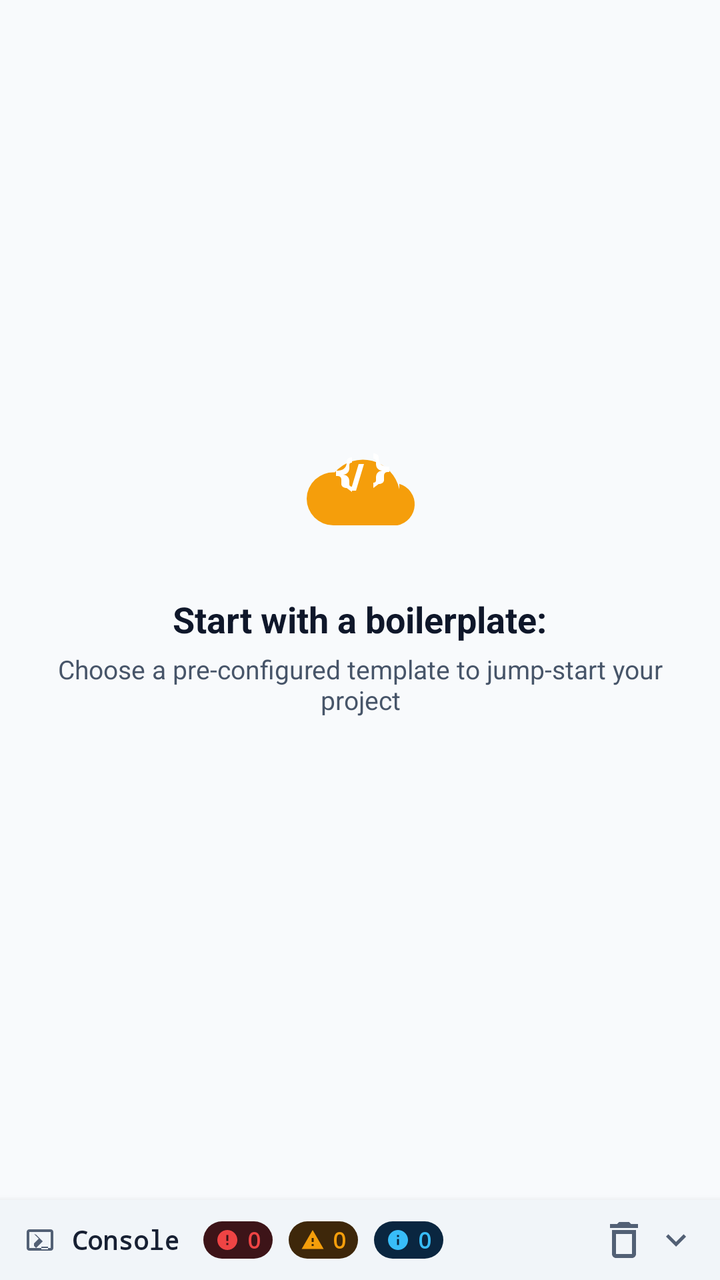
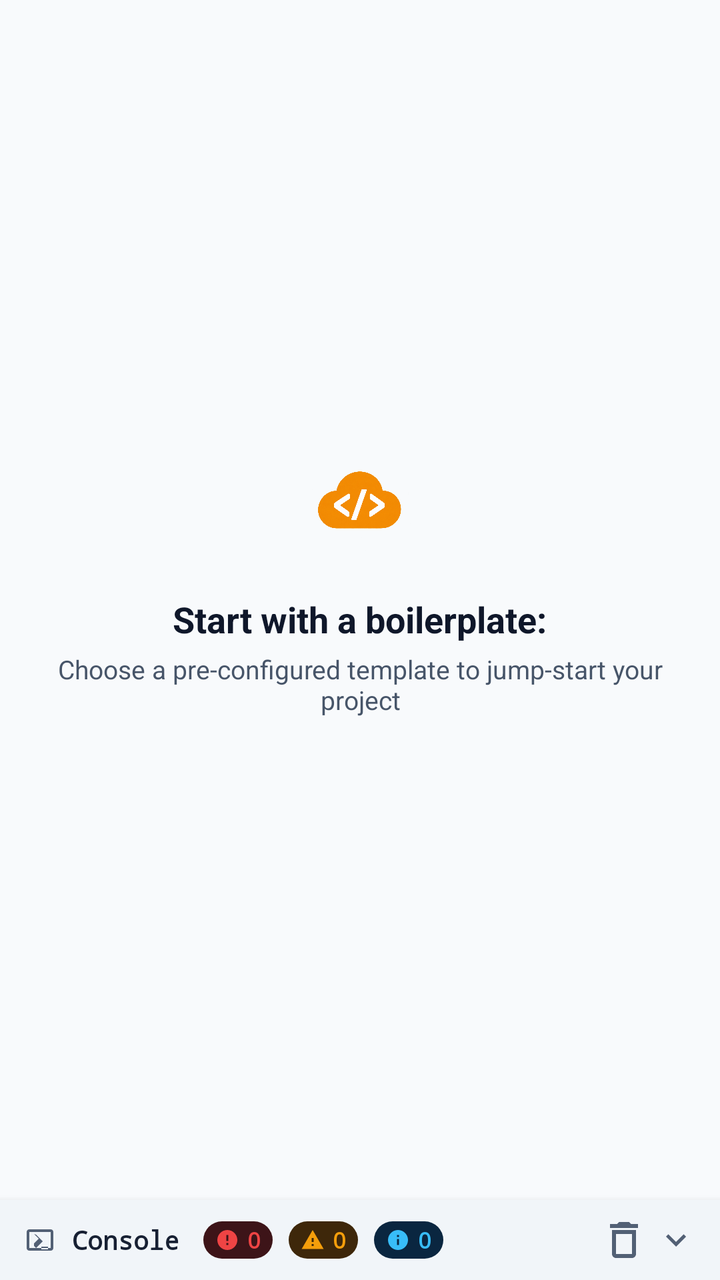

Before-and-after screenshots of an Android layout around one commit, followed by the original layout XML and the change that was made.
<!-- AndroidManifest.xml: application theme Theme.EasyCode -->
<!-- res/layout/fragment_result.xml -->
<?xml version="1.0" encoding="utf-8"?>
<RelativeLayout xmlns:android="http://schemas.android.com/apk/res/android"
    xmlns:app="http://schemas.android.com/apk/res-auto"
    android:layout_width="match_parent"
    android:layout_height="match_parent"
    android:background="@color/background">

    
    <WebView
        android:id="@+id/wv_result"
        android:layout_width="match_parent"
        android:layout_height="match_parent"
        android:layout_above="@id/console_container" />

    
    <ProgressBar
        android:id="@+id/progress_loading"
        style="?android:attr/progressBarStyleHorizontal"
        android:layout_width="match_parent"
        android:layout_height="3dp"
        android:layout_alignParentTop="true"
        android:indeterminate="true"
        android:visibility="gone" />

    
    <androidx.core.widget.NestedScrollView
        android:id="@+id/layout_empty_state"
        android:layout_width="match_parent"
        android:layout_height="match_parent"
        android:layout_above="@id/console_container"
        android:background="?android:attr/colorBackground"
        android:fillViewport="true"
        android:visibility="visible">

        <LinearLayout
            android:layout_width="match_parent"
            android:layout_height="wrap_content"
            android:gravity="center"
            android:orientation="vertical"
            android:paddingHorizontal="24dp"
            android:paddingVertical="32dp">

            <ImageView
                android:layout_width="64dp"
                android:layout_height="64dp"
                android:src="@drawable/ic_easycode_logo"
                android:contentDescription="@string/app_name" />

            <TextView
                android:layout_width="wrap_content"
                android:layout_height="wrap_content"
                android:layout_marginTop="16dp"
                android:text="@string/boilerplates_title"
                android:textColor="?attr/colorOnSurface"
                android:textSize="18sp"
                android:textStyle="bold" />

            <TextView
                android:layout_width="wrap_content"
                android:layout_height="wrap_content"
                android:layout_marginTop="4dp"
                android:gravity="center"
                android:text="@string/boilerplates_subtitle"
                android:textColor="?attr/colorOnSurfaceVariant"
                android:textSize="13sp" />

            
            <com.google.android.material.chip.ChipGroup
                android:id="@+id/chip_group_boilerplates"
                android:layout_width="match_parent"
                android:layout_height="wrap_content"
                android:layout_marginTop="24dp"
                app:chipSpacing="8dp"
                app:singleLine="false">

                

            </com.google.android.material.chip.ChipGroup>

        </LinearLayout>

    </androidx.core.widget.NestedScrollView>

    
    <LinearLayout
        android:id="@+id/console_container"
        android:layout_width="match_parent"
        android:layout_height="wrap_content"
        android:layout_alignParentBottom="true"
        android:background="@color/console_bg"
        android:elevation="6dp"
        android:orientation="vertical">

        
        <LinearLayout
            android:id="@+id/console_header"
            android:layout_width="match_parent"
            android:layout_height="40dp"
            android:background="@color/editor_gutter_bg"
            android:clickable="true"
            android:focusable="true"
            android:foreground="?attr/selectableItemBackground"
            android:gravity="center_vertical"
            android:orientation="horizontal"
            android:paddingHorizontal="12dp">

            <ImageView
                android:layout_width="16dp"
                android:layout_height="16dp"
                android:src="@drawable/ic_terminal"
                app:tint="@color/editor_gutter_text"
                android:contentDescription="@string/console_title" />

            <TextView
                android:layout_width="wrap_content"
                android:layout_height="wrap_content"
                android:layout_marginStart="8dp"
                android:fontFamily="monospace"
                android:text="@string/console_title"
                android:textColor="@color/editor_text"
                android:textSize="13sp"
                android:textStyle="bold" />

            
            <LinearLayout
                android:id="@+id/badge_error_container"
                android:layout_width="wrap_content"
                android:layout_height="wrap_content"
                android:layout_marginStart="12dp"
                android:background="@drawable/bg_console_badge_error"
                android:gravity="center"
                android:orientation="horizontal">

                <ImageView
                    android:layout_width="12dp"
                    android:layout_height="12dp"
                    android:src="@drawable/ic_error"
                    android:contentDescription="@string/console_filter_errors" />

                <TextView
                    android:id="@+id/tv_count_error"
                    android:layout_width="wrap_content"
                    android:layout_height="wrap_content"
                    android:layout_marginStart="4dp"
                    android:fontFamily="monospace"
                    android:text="0"
                    android:textColor="@color/console_error"
                    android:textSize="11sp"
                    android:textStyle="bold" />

            </LinearLayout>

            
            <LinearLayout
                android:id="@+id/badge_warn_container"
                android:layout_width="wrap_content"
                android:layout_height="wrap_content"
                android:layout_marginStart="8dp"
                android:background="@drawable/bg_console_badge_warn"
                android:gravity="center"
                android:orientation="horizontal">

                <ImageView
                    android:layout_width="12dp"
                    android:layout_height="12dp"
                    android:src="@drawable/ic_warning"
                    android:contentDescription="@string/console_filter_warnings" />

                <TextView
                    android:id="@+id/tv_count_warn"
                    android:layout_width="wrap_content"
                    android:layout_height="wrap_content"
                    android:layout_marginStart="4dp"
                    android:fontFamily="monospace"
                    android:text="0"
                    android:textColor="@color/console_warn"
                    android:textSize="11sp"
                    android:textStyle="bold" />

            </LinearLayout>

            
            <LinearLayout
                android:id="@+id/badge_info_container"
                android:layout_width="wrap_content"
                android:layout_height="wrap_content"
                android:layout_marginStart="8dp"
                android:background="@drawable/bg_console_badge_info"
                android:gravity="center"
                android:orientation="horizontal">

                <ImageView
                    android:layout_width="12dp"
                    android:layout_height="12dp"
                    android:src="@drawable/ic_info_circle"
                    android:contentDescription="@string/console_filter_logs" />

                <TextView
                    android:id="@+id/tv_count_log"
                    android:layout_width="wrap_content"
                    android:layout_height="wrap_content"
                    android:layout_marginStart="4dp"
                    android:fontFamily="monospace"
                    android:text="0"
                    android:textColor="@color/console_info"
                    android:textSize="11sp"
                    android:textStyle="bold" />

            </LinearLayout>

            
            <View
                android:layout_width="0dp"
                android:layout_height="1dp"
                android:layout_weight="1" />

            
            <ImageButton
                android:id="@+id/btn_clear_console"
                android:layout_width="32dp"
                android:layout_height="32dp"
                android:background="?attr/selectableItemBackgroundBorderless"
                android:src="@drawable/ic_clear"
                app:tint="@color/editor_gutter_text"
                android:contentDescription="@string/console_clear" />

            
            <ImageView
                android:id="@+id/iv_console_chevron"
                android:layout_width="20dp"
                android:layout_height="20dp"
                android:src="@drawable/ic_arrow_down"
                app:tint="@color/editor_gutter_text"
                android:contentDescription="@string/console_title" />

        </LinearLayout>

        
        <LinearLayout
            android:id="@+id/console_body"
            android:layout_width="match_parent"
            android:layout_height="180dp"
            android:background="@color/console_bg"
            android:orientation="vertical"
            android:visibility="gone">

            
            <LinearLayout
                android:layout_width="match_parent"
                android:layout_height="36dp"
                android:background="#14141B"
                android:gravity="center_vertical"
                android:orientation="horizontal"
                android:paddingHorizontal="12dp">

                <TextView
                    android:id="@+id/filter_all"
                    android:layout_width="wrap_content"
                    android:layout_height="wrap_content"
                    android:background="@drawable/bg_filter_pill_active"
                    android:fontFamily="monospace"
                    android:paddingHorizontal="8dp"
                    android:paddingVertical="2dp"
                    android:text="@string/console_filter_all"
                    android:textColor="@color/primary"
                    android:textSize="11sp"
                    android:textStyle="bold" />

                <TextView
                    android:id="@+id/filter_errors"
                    android:layout_width="wrap_content"
                    android:layout_height="wrap_content"
                    android:layout_marginStart="8dp"
                    android:background="@drawable/bg_filter_pill"
                    android:fontFamily="monospace"
                    android:paddingHorizontal="8dp"
                    android:paddingVertical="2dp"
                    android:text="@string/console_filter_errors"
                    android:textColor="@color/editor_gutter_text"
                    android:textSize="11sp" />

                <TextView
                    android:id="@+id/filter_warnings"
                    android:layout_width="wrap_content"
                    android:layout_height="wrap_content"
                    android:layout_marginStart="8dp"
                    android:background="@drawable/bg_filter_pill"
                    android:fontFamily="monospace"
                    android:paddingHorizontal="8dp"
                    android:paddingVertical="2dp"
                    android:text="@string/console_filter_warnings"
                    android:textColor="@color/editor_gutter_text"
                    android:textSize="11sp" />

                <TextView
                    android:id="@+id/filter_logs"
                    android:layout_width="wrap_content"
                    android:layout_height="wrap_content"
                    android:layout_marginStart="8dp"
                    android:background="@drawable/bg_filter_pill"
                    android:fontFamily="monospace"
                    android:paddingHorizontal="8dp"
                    android:paddingVertical="2dp"
                    android:text="@string/console_filter_logs"
                    android:textColor="@color/editor_gutter_text"
                    android:textSize="11sp" />

            </LinearLayout>

            <TextView
                android:id="@+id/tv_console_empty"
                android:layout_width="match_parent"
                android:layout_height="match_parent"
                android:fontFamily="monospace"
                android:gravity="center"
                android:padding="16dp"
                android:text="@string/console_empty"
                android:textColor="@color/editor_gutter_text"
                android:textSize="12sp"
                android:visibility="visible" />

            
            <androidx.recyclerview.widget.RecyclerView
                android:id="@+id/rv_console_logs"
                android:layout_width="match_parent"
                android:layout_height="match_parent"
                android:paddingHorizontal="8dp"
                android:paddingVertical="4dp"
                android:visibility="gone" />

        </LinearLayout>

    </LinearLayout>

</RelativeLayout>
<!-- resources referenced by this layout -->
<resources>
  <color name="background">#F8FAFC</color>
  <color name="console_bg">#0D0D11</color>
  <color name="console_error">#EF4444</color>
  <color name="console_info">#38BDF8</color>
  <color name="console_warn">#F59E0B</color>
  <color name="editor_gutter_bg">#F1F5F9</color>
  <color name="editor_gutter_text">#526075</color>
  <color name="editor_text">#172033</color>
  <color name="primary">#9A4B00</color>
  <!-- drawable ic_easycode_logo (drawable) -->
  <vector xmlns:android="http://schemas.android.com/apk/res/android"
      android:width="48dp"
      android:height="48dp"
      android:viewportWidth="48"
      android:viewportHeight="48">
      
      <path
          android:fillColor="#F59E0B"
          android:pathData="M38.74,20.46A14,14 0,0 0,14.53 14.15A10,10 0,0 0,4 24a10,10 0,0 0,10 10h24a8,8 0,0 0,0.74 -15.54z"/>
      
      <path
          android:fillColor="#FFFFFF"
          android:pathData="M19,20c-1,0 -2,-0.5 -2,-1.5v-1.5c0,-1 -0.5,-1.5 -1.5,-1.5H15v-2h0.5c2,0 3.5,-1 3.5,-3v-0.5c0,-1 1,-1.5 2,-1.5v2c-0.5,0 -1,0.2 -1,0.8v1.2c0,1.5 -1,2.5 -2.5,2.5 1.5,0 2.5,1 2.5,2.5v1.2c0,0.6 0.5,0.8 1,0.8v2z"/>
      
      <path
          android:fillColor="#FFFFFF"
          android:pathData="M29,20v-2c0.5,0 1,-0.2 1,-0.8v-1.2c0,-1.5 1,-2.5 2.5,-2.5 -1.5,0 -2.5,-1 -2.5,-2.5v-1.2c0,-0.6 -0.5,-0.8 -1,-0.8v-2c1,0 2,0.5 2,1.5v0.5c0,2 1.5,3 3.5,3H35v2h-0.5c-1,0 -1.5,0.5 -1.5,1.5v1.5c0,1 -1,1.5 -2,1.5z"/>
      
      <path
          android:fillColor="#FFFFFF"
          android:pathData="M25.5,11l-3,10h-2l3,-10h2z"/>
  </vector>
  <!-- drawable ic_error (drawable) -->
  <vector xmlns:android="http://schemas.android.com/apk/res/android"
      android:width="24dp"
      android:height="24dp"
      android:viewportWidth="24"
      android:viewportHeight="24">
      <path
          android:fillColor="#EF4444"
          android:pathData="M12,2C6.48,2 2,6.48 2,12s4.48,10 10,10 10,-4.48 10,-10S17.52,2 12,2zm1,15h-2v-2h2v2zm0,-4h-2V7h2v6z"/>
  </vector>
  <!-- drawable ic_warning (drawable) -->
  <vector xmlns:android="http://schemas.android.com/apk/res/android"
      android:width="24dp"
      android:height="24dp"
      android:viewportWidth="24"
      android:viewportHeight="24">
      <path
          android:fillColor="#F59E0B"
          android:pathData="M1,21h22L12,2 1,21zm12,-3h-2v-2h2v2zm0,-4h-2v-4h2v4z"/>
  </vector>
  <string name="app_name">EasyCode</string>
  <string name="boilerplates_subtitle">Choose a pre-configured template to jump-start your project</string>
  <string name="boilerplates_title">Start with a boilerplate:</string>
  <string name="console_clear">Clear</string>
  <string name="console_empty">No console messages yet. Run your code to inspect output.</string>
  <string name="console_filter_all">All</string>
  <string name="console_filter_errors">Errors</string>
  <string name="console_filter_logs">Logs</string>
  <string name="console_filter_warnings">Warnings</string>
  <string name="console_title">Console</string>
  <style name="Theme.EasyCode" parent="Theme.EasyCode.Base" />
  <color name="console_badge_error_bg">#3D1418</color>
  <color name="console_badge_info_bg">#0A2640</color>
  <color name="console_badge_warn_bg">#3E270A</color>
  <color name="primaryContainer">#FEF3C7</color>
  <color name="onPrimary">#FFFFFF</color>
  <color name="onPrimaryContainer">#78350F</color>
  <color name="secondary">#0284C7</color>
  <color name="onSecondary">#FFFFFF</color>
  <color name="secondaryContainer">#E0F2FE</color>
  <color name="onSecondaryContainer">#0369A1</color>
  <color name="onBackground">#0F172A</color>
  <color name="surface">#FFFFFF</color>
  <color name="onSurface">#0F172A</color>
  <color name="surfaceVariant">#F1F5F9</color>
  <color name="onSurfaceVariant">#475569</color>
  <color name="outline">#CBD5E1</color>
  <!-- unchanged entries left out for length: 10 -->
</resources>

<!-- the commit's change to res/layout/fragment_result.xml (unified diff, before → after) -->
@@ -43,7 +43,7 @@
             <ImageView
                 android:layout_width="64dp"
                 android:layout_height="64dp"
-                android:src="@drawable/ic_easycode_logo"
+                android:src="@drawable/easycode_cloud_code_logo"
                 android:contentDescription="@string/app_name" />
 
             <TextView
<!-- resource entries referenced after the edit -->
@@ -9,29 +9,7 @@
   <color name="editor_gutter_text">#526075</color>
   <color name="editor_text">#172033</color>
   <color name="primary">#9A4B00</color>
-  <!-- drawable ic_easycode_logo (drawable) -->
-  <vector xmlns:android="http://schemas.android.com/apk/res/android"
-      android:width="48dp"
-      android:height="48dp"
-      android:viewportWidth="48"
-      android:viewportHeight="48">
-      
-      <path
-          android:fillColor="#F59E0B"
-          android:pathData="M38.74,20.46A14,14 0,0 0,14.53 14.15A10,10 0,0 0,4 24a10,10 0,0 0,10 10h24a8,8 0,0 0,0.74 -15.54z"/>
-      
-      <path
-          android:fillColor="#FFFFFF"
-          android:pathData="M19,20c-1,0 -2,-0.5 -2,-1.5v-1.5c0,-1 -0.5,-1.5 -1.5,-1.5H15v-2h0.5c2,0 3.5,-1 3.5,-3v-0.5c0,-1 1,-1.5 2,-1.5v2c-0.5,0 -1,0.2 -1,0.8v1.2c0,1.5 -1,2.5 -2.5,2.5 1.5,0 2.5,1 2.5,2.5v1.2c0,0.6 0.5,0.8 1,0.8v2z"/>
-      
-      <path
-          android:fillColor="#FFFFFF"
-          android:pathData="M29,20v-2c0.5,0 1,-0.2 1,-0.8v-1.2c0,-1.5 1,-2.5 2.5,-2.5 -1.5,0 -2.5,-1 -2.5,-2.5v-1.2c0,-0.6 -0.5,-0.8 -1,-0.8v-2c1,0 2,0.5 2,1.5v0.5c0,2 1.5,3 3.5,3H35v2h-0.5c-1,0 -1.5,0.5 -1.5,1.5v1.5c0,1 -1,1.5 -2,1.5z"/>
-      
-      <path
-          android:fillColor="#FFFFFF"
-          android:pathData="M25.5,11l-3,10h-2l3,-10h2z"/>
-  </vector>
+  <!-- drawable easycode_cloud_code_logo: png bitmap (drawable-nodpi, 406424 bytes) -->
   <!-- drawable ic_error (drawable) -->
   <vector xmlns:android="http://schemas.android.com/apk/res/android"
       android:width="24dp"
